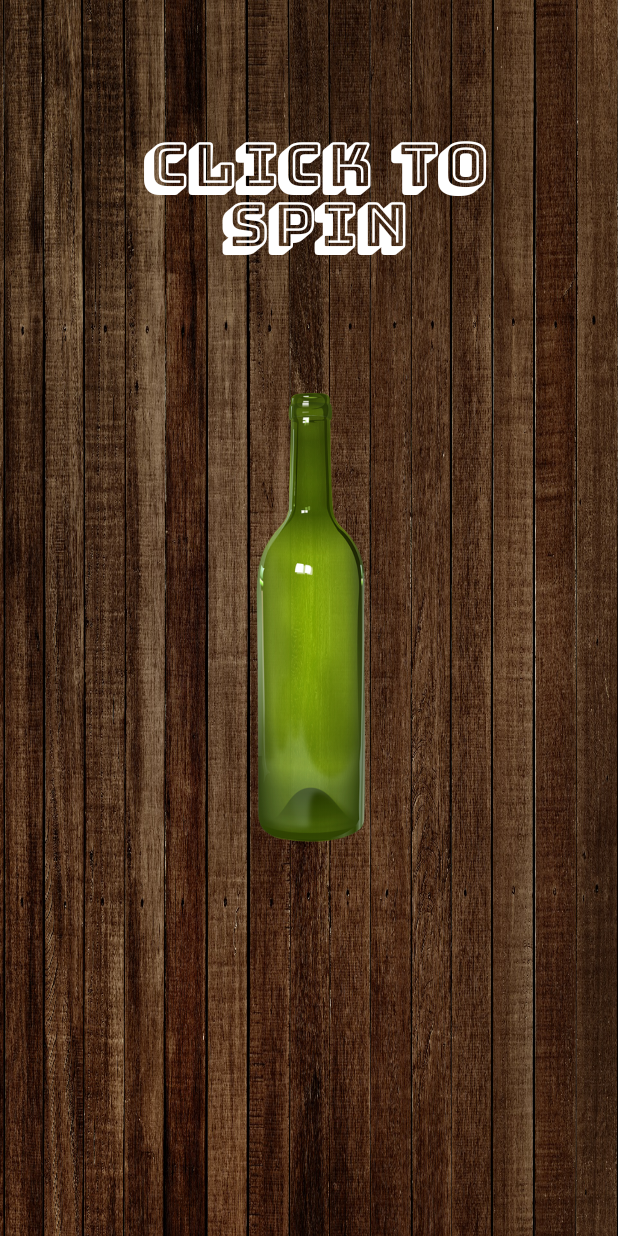
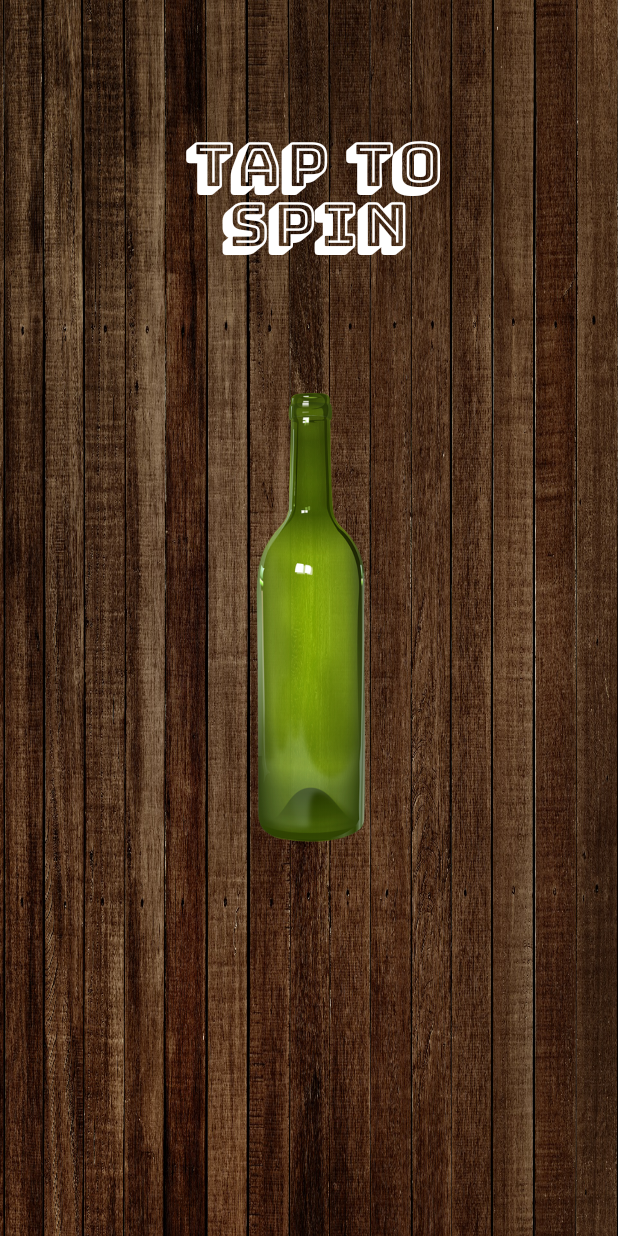
Before and after one commit to KimAdrian/SpinTheBottle, an Android app: the MainActivity screen opened directly, with no data from a screen before it, on a phone screen of 412 x 824 dp. Run offline under Robolectric (Android 15) with nearby library versions, the phone set to English and light mode, and no system bars; our stand-ins replace AdMob.

```diff
--- a/app/src/main/AndroidManifest.xml
+++ b/app/src/main/AndroidManifest.xml
@@ -11,6 +11,9 @@
         android:supportsRtl="true"
         android:theme="@style/AppTheme"
         tools:ignore="AllowBackup,GoogleAppIndexingWarning">
+        <meta-data
+            android:name="com.google.android.gms.ads.APPLICATION_ID"
+            android:value="ca-app-pub-2101876250737315~5525912742"/>
         <activity android:name=".SplashScreenActivity">
             <intent-filter>
                 <action android:name="android.intent.action.MAIN" />
--- a/app/src/main/java/com/example/spinthebottle/MainActivity.java
+++ b/app/src/main/java/com/example/spinthebottle/MainActivity.java
@@ -8,6 +8,13 @@ import android.view.animation.Animation;
 import android.view.animation.RotateAnimation;
 import android.widget.ImageView;
 
+import com.google.android.gms.ads.AdRequest;
+import com.google.android.gms.ads.AdSize;
+import com.google.android.gms.ads.AdView;
+import com.google.android.gms.ads.MobileAds;
+import com.google.android.gms.ads.initialization.InitializationStatus;
+import com.google.android.gms.ads.initialization.OnInitializationCompleteListener;
+
 import java.util.Random;
 
 public class MainActivity extends AppCompatActivity {
@@ -15,11 +22,19 @@ public class MainActivity extends AppCompatActivity {
     private Random random = new Random();
     private int lastDir;
     private boolean spinning;
+    AdView adView;
 
     @Override
     protected void onCreate(Bundle savedInstanceState) {
         super.onCreate(savedInstanceState);
         setContentView(R.layout.activity_main);
+
+        //Initialize ad id
+        MobileAds.initialize(this, new OnInitializationCompleteListener() {
+            @Override
+            public void onInitializationComplete(InitializationStatus initializationStatus) {
+            }
+        });
 
         bottle = findViewById(R.id.bottle);
         bottle.setOnClickListener(new View.OnClickListener() {
@@ -28,6 +43,12 @@ public class MainActivity extends AppCompatActivity {
                 spinbottle();
             }
         });
+
+        adView = findViewById(R.id.adView);
+        //Test Id
+        //TODO: Exchange with adUnitId production before release
+        AdRequest adRequest = new AdRequest.Builder().build();
+        adView.loadAd(adRequest);
 
     }
 
--- a/app/src/main/res/layout/activity_main.xml
+++ b/app/src/main/res/layout/activity_main.xml
@@ -16,7 +16,7 @@
         android:layout_marginEnd="69dp"
         android:layout_marginBottom="63dp"
         android:fontFamily="@font/bungee_shade"
-        android:text="@string/click_to_spin"
+        android:text="@string/tap_to_spin"
         android:textAlignment="center"
         android:textColor="#ffff"
         android:textSize="40sp"
@@ -29,4 +29,15 @@
         android:layout_centerInParent="true"
         android:src="@drawable/bottle"/>
 
+    <com.google.android.gms.ads.AdView
+        xmlns:ads="http://schemas.android.com/apk/res-auto"
+        android:id="@+id/adView"
+        android:layout_width="match_parent"
+        android:layout_height="wrap_content"
+        android:layout_centerHorizontal="true"
+        android:layout_alignParentBottom="true"
+        ads:adSize="BANNER"
+        ads:adUnitId="ca-app-pub-3940256099942544/6300978111">
+    </com.google.android.gms.ads.AdView>
+
 </RelativeLayout>
--- a/app/src/main/res/values/strings.xml
+++ b/app/src/main/res/values/strings.xml
@@ -1,5 +1,5 @@
 <resources>
     <string name="app_name">Spin The Bottle</string>
     <string name="spin_the_bottle">Spin the bottle</string>
-    <string name="click_to_spin">Click to spin</string>
+    <string name="tap_to_spin">Tap to spin</string>
 </resources>
--- a/build.gradle
+++ b/build.gradle
@@ -7,7 +7,7 @@ buildscript {
 
     }
     dependencies {
-        classpath 'com.android.tools.build:gradle:3.5.3'
+        classpath 'com.android.tools.build:gradle:4.1.3'
 
         // NOTE: Do not place your application dependencies here; they belong
         // in the individual module build.gradle files
```
Also changed, not shown: app/build.gradle (+5 -4 lines), gradle/wrapper/gradle-wrapper.properties.
